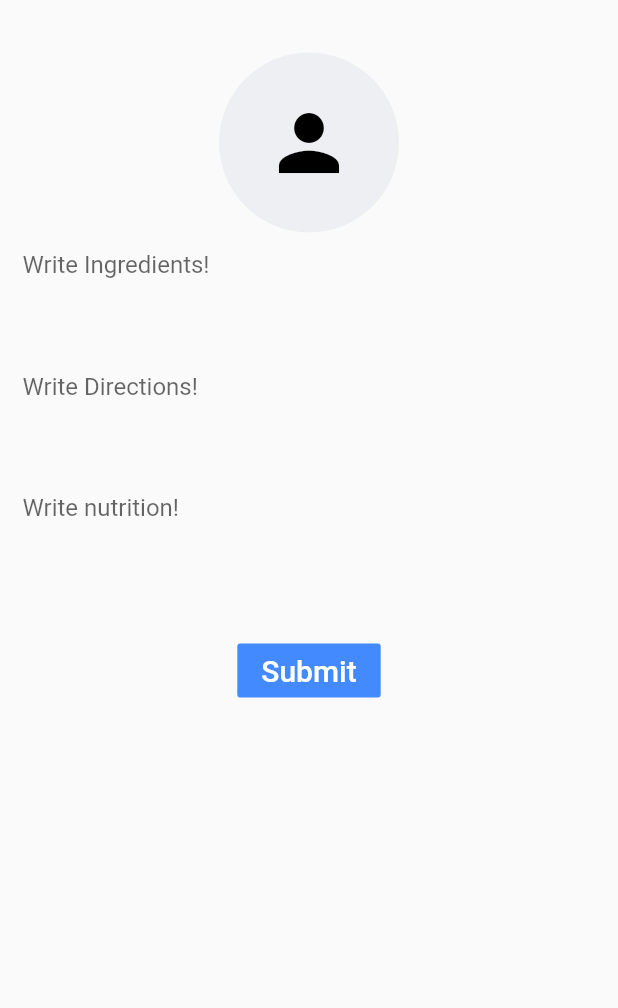
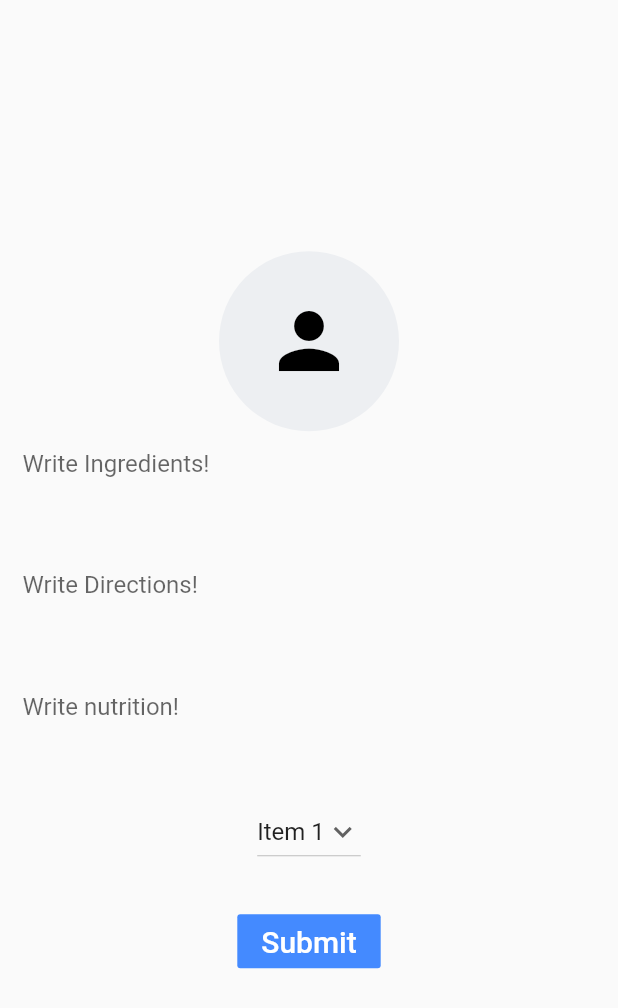
Before and after one commit to bishnusilwal/Recipe_Mobile_Frontend, a Flutter app: the FormScreen screen opened directly, on a phone screen of 412 x 824 dp. Shown: the top 1008 px of the screen. Run offline on Flutter 3.47's test engine with Material 2 defaults, Android fonts, the phone set to English and light mode, and no system bars; our stand-ins replace flutter_rating_bar.

Commit message:
dropdown botton

```diff
--- a/lib/screens/RegisterScreen.dart
+++ b/lib/screens/RegisterScreen.dart
@@ -2,6 +2,8 @@ import 'package:flutter/material.dart';
 import 'package:recipe_mobile_frontend/widget/colors.dart';
 import 'package:recipe_mobile_frontend/widget/custom_button.dart';
 import 'package:recipe_mobile_frontend/widget/custom_input.dart';
+
+import 'LoginForm.dart';
 
 class RegisterScreen extends StatefulWidget {
   const RegisterScreen({Key? key}) : super(key: key);
@@ -91,6 +93,9 @@ class _RegisterScreenState extends State<RegisterScreen> {
               textColor: whiteColor,
               buttonColor: primaryColor,
               onTap: () {
+                Navigator.push(context,
+                    MaterialPageRoute(builder: (context) => LoginScreen()));
+
                 if (usernameController.text.isNotEmpty ||
                     emailController.text.isNotEmpty ||
                     password1Controller.text.isNotEmpty ||
--- a/lib/screens/profile_form.dart
+++ b/lib/screens/profile_form.dart
@@ -1,5 +1,6 @@
 import 'dart:io';
 import 'package:flutter/material.dart';
+import 'package:recipe_mobile_frontend/screens/recipe_form.dart';
 
 import 'package:recipe_mobile_frontend/widget/colors.dart';
 import 'package:recipe_mobile_frontend/widget/custom_button.dart';
@@ -232,7 +233,10 @@ class _ProfileSetUpScreenState extends State<ProfileSetUpScreen> {
                 ),
                 color: Colors.blueAccent,
                 textColor: Colors.white,
-                onPressed: () {},
+                onPressed: () {
+                  Navigator.push(context,
+                      MaterialPageRoute(builder: (context) => FormScreen()));
+                },
               ),
             ),
           ],
--- a/lib/screens/recipe_form.dart
+++ b/lib/screens/recipe_form.dart
@@ -5,6 +5,7 @@ import 'package:recipe_mobile_frontend/widget/colors.dart';
 
 class FormScreen extends StatefulWidget {
   const FormScreen({Key? key}) : super(key: key);
+  // String dropdownValue = 'Veg';
 
   @override
   _FormScreenState createState() => _FormScreenState();
@@ -12,17 +13,26 @@ class FormScreen extends StatefulWidget {
 
 class _FormScreenState extends State<FormScreen> {
   File? _pickedImage;
+  String dropdownvalue = 'Item 1';
+
+  // List of items in our dropdown menu
+  var items = [
+    'Item 1',
+    'Item 2',
+    'Item 3',
+    'Item 4',
+    'Item 5',
+  ];
 
   final _imagePicker = ImagePicker();
   Widget build(BuildContext context) {
     Size size = MediaQuery.of(context).size;
     return Scaffold(
-        body: SingleChildScrollView(
-            padding:
-                const EdgeInsets.symmetric(horizontal: 15.0, vertical: 15.0),
-            child: Column(
-                crossAxisAlignment: CrossAxisAlignment.center,
-                children: [
+        body: Center(
+      child: SingleChildScrollView(
+          padding: const EdgeInsets.symmetric(horizontal: 15.0, vertical: 15.0),
+          child:
+              Column(crossAxisAlignment: CrossAxisAlignment.center, children: [
             SizedBox(
               height: 20.0,
             ),
@@ -50,8 +60,7 @@ class _FormScreenState extends State<FormScreen> {
                               Expanded(
                                 flex: 1,
                                 child: Column(
-                                        crossAxisAlignment:
-                                            CrossAxisAlignment.center,
+                                  crossAxisAlignment: CrossAxisAlignment.center,
                                   children: [
                                     IconButton(
                                       onPressed: () {
@@ -76,8 +85,7 @@ class _FormScreenState extends State<FormScreen> {
                               Expanded(
                                 flex: 1,
                                 child: Column(
-                                        crossAxisAlignment:
-                                            CrossAxisAlignment.center,
+                                  crossAxisAlignment: CrossAxisAlignment.center,
                                   children: [
                                     IconButton(
                                       onPressed: () {
@@ -157,6 +165,28 @@ class _FormScreenState extends State<FormScreen> {
                       border: InputBorder.none,
                     ),
                   ),
+                  DropdownButton(
+                    // Initial Value
+                    value: dropdownvalue,
+
+                    // Down Arrow Icon
+                    icon: const Icon(Icons.keyboard_arrow_down),
+
+                    // Array list of items
+                    items: items.map((String items) {
+                      return DropdownMenuItem(
+                        value: items,
+                        child: Text(items),
+                      );
+                    }).toList(),
+                    // After selecting the desired option,it will
+                    // change button value to selected value
+                    onChanged: (String? newValue) {
+                      setState(() {
+                        dropdownvalue = newValue!;
+                      });
+                    },
+                  ),
                   Container(
                     margin: EdgeInsets.all(25),
                     child: FlatButton(
@@ -172,7 +202,8 @@ class _FormScreenState extends State<FormScreen> {
                 ],
               ),
             ),
-                ])));
+          ])),
+    ));
   }
 }
 
```
Also changed, not shown: lib/screens/LoginForm.dart (+24 -8 lines), lib/screens/detail_screen.dart (+46 -24 lines), lib/screens/home_screen.dart (+83 -34 lines), lib/screens/profile_details.dart (+7 -6 lines), pubspec.lock. Lines whose indentation alone changed are shown as unchanged.
